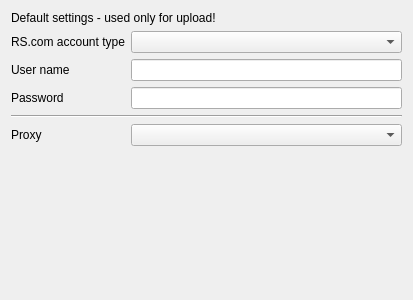
The window that engines/RapidshareOptsForm.ui (LubosD/fatrat) describes before a commit, drawn with Qt 5.
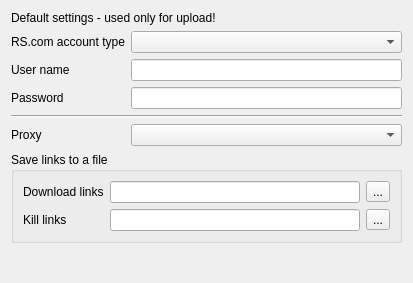
The same window after the commit.

Commit message: RS.com download+kill links can now be saved into a text file

What changed in the file:
```diff
--- a/engines/RapidshareOptsForm.ui
+++ b/engines/RapidshareOptsForm.ui
@@ -6,7 +6,7 @@
     <x>0</x>
     <y>0</y>
     <width>413</width>
-    <height>300</height>
+    <height>283</height>
    </rect>
   </property>
   <property name="windowTitle" >
@@ -71,15 +71,58 @@
    <item row="5" column="1" >
     <widget class="QComboBox" name="comboProxy" />
    </item>
-   <item row="6" column="1" >
+   <item row="6" column="0" colspan="2" >
+    <widget class="QGroupBox" name="groupLinks" >
+     <property name="title" >
+      <string>Save links to a file</string>
+     </property>
+     <layout class="QGridLayout" >
+      <item row="0" column="0" >
+       <widget class="QLabel" name="label_5" >
+        <property name="text" >
+         <string>Download links</string>
+        </property>
+       </widget>
+      </item>
+      <item row="0" column="1" >
+       <widget class="QLineEdit" name="lineLinksDownload" />
+      </item>
+      <item row="0" column="2" >
+       <widget class="QToolButton" name="toolDownload" >
+        <property name="text" >
+         <string>...</string>
+        </property>
+       </widget>
+      </item>
+      <item row="1" column="0" >
+       <widget class="QLabel" name="label_6" >
+        <property name="text" >
+         <string>Kill links</string>
+        </property>
+       </widget>
+      </item>
+      <item row="1" column="1" >
+       <widget class="QLineEdit" name="lineLinksKill" />
+      </item>
+      <item row="1" column="2" >
+       <widget class="QToolButton" name="toolKill" >
+        <property name="text" >
+         <string>...</string>
+        </property>
+       </widget>
+      </item>
+     </layout>
+    </widget>
+   </item>
+   <item row="7" column="1" >
     <spacer>
      <property name="orientation" >
       <enum>Qt::Vertical</enum>
      </property>
      <property name="sizeHint" >
       <size>
-       <width>20</width>
-       <height>40</height>
+       <width>16</width>
+       <height>21</height>
       </size>
      </property>
     </spacer>
```
The commit also changes 4 other files.
